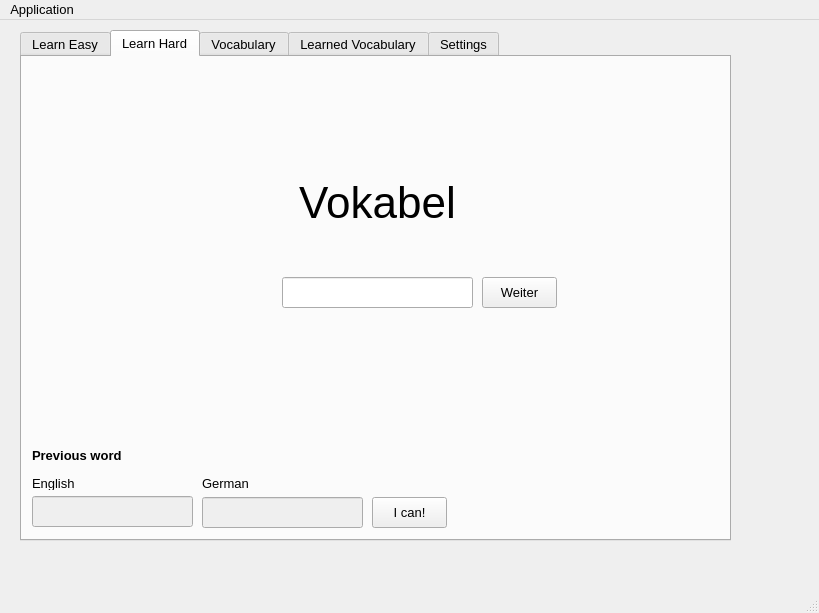
DevWizard100/Wizard-Vokabeltrainer, file main.ui: the form before one commit.
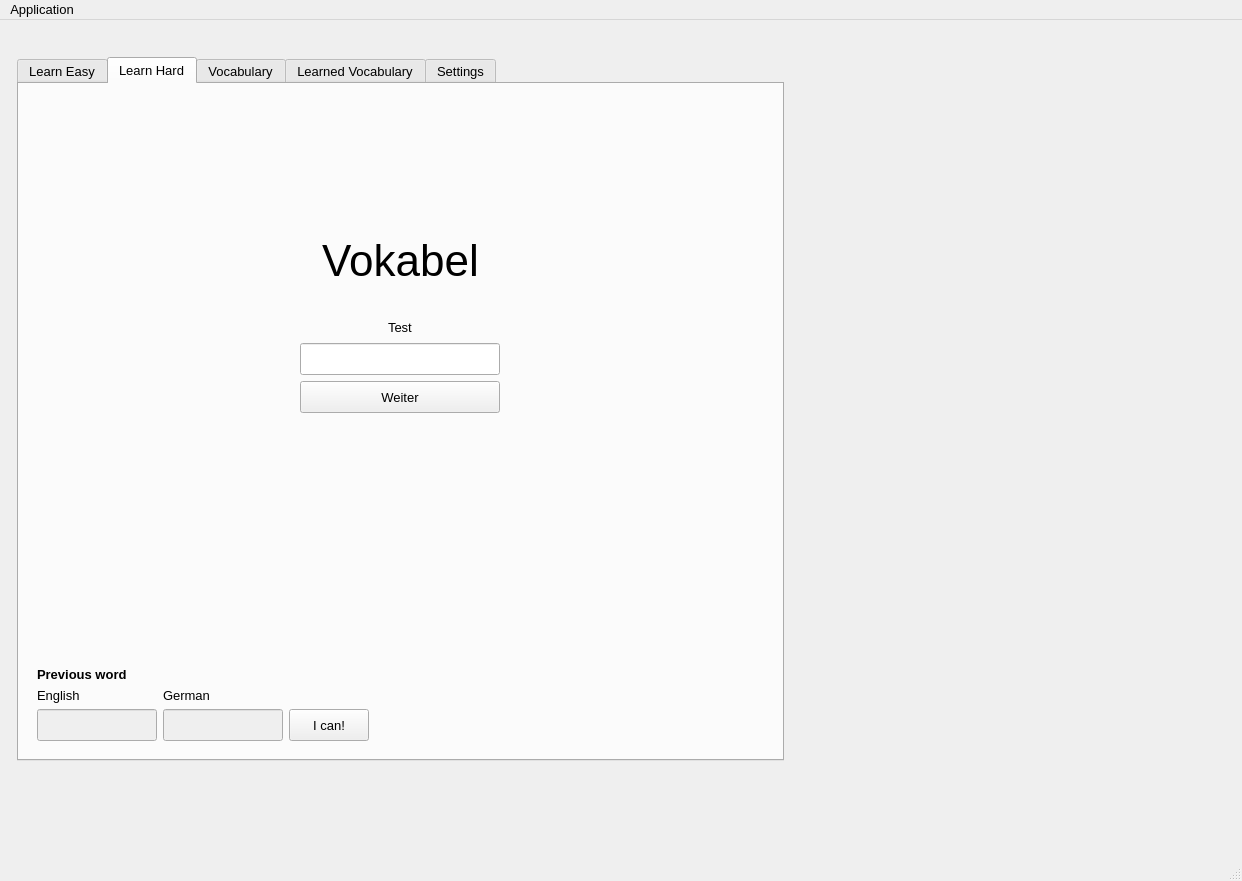
The form after the commit. The open tabs and pages were chosen to show the change.

Commit message: Added Linux support and responsive UI

```diff
--- a/main.ui
+++ b/main.ui
@@ -6,8 +6,8 @@
    <rect>
     <x>0</x>
     <y>0</y>
-    <width>819</width>
-    <height>613</height>
+    <width>1242</width>
+    <height>881</height>
    </rect>
   </property>
   <property name="font">
@@ -19,15 +19,33 @@
    <string>MainWindow</string>
   </property>
   <widget class="QWidget" name="centralwidget">
+   <property name="layoutDirection">
+    <enum>Qt::LayoutDirection::LeftToRight</enum>
+   </property>
+   <widget class="QWidget" name="horizontalLayoutWidget">
+    <property name="geometry">
+     <rect>
+      <x>0</x>
+      <y>20</y>
+      <width>801</width>
+      <height>721</height>
+     </rect>
+    </property>
+    <layout class="QHBoxLayout" name="horizontalLayout">
+     <property name="leftMargin">
+      <number>17</number>
+     </property>
+     <property name="topMargin">
+      <number>17</number>
+     </property>
+     <property name="rightMargin">
+      <number>17</number>
+     </property>
+     <property name="bottomMargin">
+      <number>0</number>
+     </property>
+     <item>
    <widget class="QTabWidget" name="tabWidget">
-    <property name="geometry">
-     <rect>
-      <x>20</x>
-      <y>10</y>
-      <width>711</width>
-      <height>511</height>
-     </rect>
-    </property>
     <property name="font">
      <font>
       <pointsize>10</pointsize>
@@ -122,14 +140,54 @@
      <attribute name="title">
       <string>Learn Hard</string>
      </attribute>
+        <layout class="QGridLayout" name="gridLayout_2">
+         <item row="0" column="0">
+          <widget class="QWidget" name="widget_4" native="true">
+           <layout class="QGridLayout" name="gridLayout_4">
+            <item row="1" column="0">
+             <layout class="QVBoxLayout" name="verticalLayout_4">
+              <item alignment="Qt::AlignmentFlag::AlignHCenter">
+               <widget class="QLabel" name="statusLabel">
+                <property name="maximumSize">
+                 <size>
+                  <width>16777215</width>
+                  <height>20</height>
+                 </size>
+                </property>
+                <property name="text">
+                 <string>Test</string>
+                </property>
+               </widget>
+              </item>
+              <item alignment="Qt::AlignmentFlag::AlignHCenter">
+               <widget class="QLineEdit" name="answerLineEdit">
+                <property name="minimumSize">
+                 <size>
+                  <width>200</width>
+                  <height>32</height>
+                 </size>
+                </property>
+                <property name="maximumSize">
+                 <size>
+                  <width>200</width>
+                  <height>32</height>
+                 </size>
+                </property>
+               </widget>
+              </item>
+              <item alignment="Qt::AlignmentFlag::AlignHCenter">
      <widget class="QPushButton" name="nextButton">
-      <property name="geometry">
-       <rect>
-        <x>460</x>
-        <y>220</y>
-        <width>75</width>
-        <height>31</height>
-       </rect>
+                <property name="minimumSize">
+                 <size>
+                  <width>200</width>
+                  <height>32</height>
+                 </size>
+                </property>
+                <property name="maximumSize">
+                 <size>
+                  <width>200</width>
+                  <height>32</height>
+                 </size>
       </property>
       <property name="font">
        <font>
@@ -143,81 +201,36 @@
        <string>Weiter</string>
       </property>
      </widget>
-     <widget class="QLineEdit" name="answerLineEdit">
-      <property name="geometry">
-       <rect>
-        <x>260</x>
-        <y>220</y>
-        <width>191</width>
-        <height>31</height>
-       </rect>
-      </property>
-     </widget>
-     <widget class="QLabel" name="vokabelLabel">
-      <property name="geometry">
-       <rect>
-        <x>10</x>
-        <y>110</y>
-        <width>691</width>
-        <height>71</height>
-       </rect>
-      </property>
-      <property name="font">
-       <font>
-        <pointsize>33</pointsize>
-        <weight>50</weight>
-        <bold>false</bold>
-       </font>
-      </property>
-      <property name="layoutDirection">
-       <enum>Qt::LeftToRight</enum>
-      </property>
-      <property name="text">
-       <string>Vokabel</string>
-      </property>
-      <property name="alignment">
-       <set>Qt::AlignCenter</set>
-      </property>
-     </widget>
-     <widget class="QLabel" name="statusLabel">
-      <property name="geometry">
-       <rect>
-        <x>260</x>
-        <y>200</y>
-        <width>281</width>
-        <height>16</height>
-       </rect>
-      </property>
-      <property name="text">
-       <string/>
-      </property>
-     </widget>
-     <widget class="QLineEdit" name="previewEnglishLineEdit">
-      <property name="enabled">
-       <bool>false</bool>
-      </property>
-      <property name="geometry">
-       <rect>
-        <x>10</x>
-        <y>439</y>
-        <width>161</width>
-        <height>31</height>
-       </rect>
-      </property>
-     </widget>
+              </item>
+              <item>
+               <widget class="QWidget" name="widget_8" native="true"/>
+              </item>
+             </layout>
+            </item>
+            <item row="3" column="0">
+             <layout class="QVBoxLayout" name="verticalLayout_3">
+              <item>
+               <widget class="QWidget" name="widget_7" native="true"/>
+              </item>
+              <item>
+               <layout class="QGridLayout" name="gridLayout_5">
+                <item row="0" column="0">
      <widget class="QLabel" name="label_3">
-      <property name="geometry">
-       <rect>
-        <x>10</x>
-        <y>390</y>
-        <width>161</width>
-        <height>16</height>
-       </rect>
+                  <property name="minimumSize">
+                   <size>
+                    <width>0</width>
+                    <height>15</height>
+                   </size>
+                  </property>
+                  <property name="maximumSize">
+                   <size>
+                    <width>16777215</width>
+                    <height>15</height>
+                   </size>
       </property>
       <property name="font">
        <font>
         <pointsize>10</pointsize>
-        <weight>75</weight>
         <bold>true</bold>
        </font>
       </property>
@@ -225,45 +238,23 @@
        <string>Previous word</string>
       </property>
      </widget>
-     <widget class="QLineEdit" name="previewDeutschLineEdit">
-      <property name="enabled">
-       <bool>false</bool>
-      </property>
-      <property name="geometry">
-       <rect>
-        <x>180</x>
-        <y>440</y>
-        <width>161</width>
-        <height>31</height>
-       </rect>
-      </property>
-     </widget>
-     <widget class="QLabel" name="label_4">
-      <property name="geometry">
-       <rect>
-        <x>10</x>
-        <y>420</y>
-        <width>47</width>
-        <height>13</height>
-       </rect>
-      </property>
-      <property name="font">
-       <font>
-        <pointsize>10</pointsize>
-       </font>
-      </property>
-      <property name="text">
-       <string>English</string>
-      </property>
-     </widget>
+                </item>
+                <item row="2" column="3">
+                 <widget class="QWidget" name="widget_5" native="true"/>
+                </item>
+                <item row="1" column="1">
      <widget class="QLabel" name="label_5">
-      <property name="geometry">
-       <rect>
-        <x>180</x>
-        <y>420</y>
-        <width>47</width>
-        <height>13</height>
-       </rect>
+                  <property name="minimumSize">
+                   <size>
+                    <width>0</width>
+                    <height>15</height>
+                   </size>
+                  </property>
+                  <property name="maximumSize">
+                   <size>
+                    <width>16777215</width>
+                    <height>15</height>
+                   </size>
       </property>
       <property name="font">
        <font>
@@ -274,14 +265,42 @@
        <string>German</string>
       </property>
      </widget>
+                </item>
+                <item row="2" column="0">
+                 <widget class="QLineEdit" name="previewEnglishLineEdit">
+                  <property name="enabled">
+                   <bool>false</bool>
+                  </property>
+                  <property name="minimumSize">
+                   <size>
+                    <width>0</width>
+                    <height>32</height>
+                   </size>
+                  </property>
+                  <property name="maximumSize">
+                   <size>
+                    <width>120</width>
+                    <height>32</height>
+                   </size>
+                  </property>
+                  <property name="readOnly">
+                   <bool>true</bool>
+                  </property>
+                 </widget>
+                </item>
+                <item row="2" column="2">
      <widget class="QPushButton" name="finishVokabelButton">
-      <property name="geometry">
-       <rect>
-        <x>350</x>
-        <y>440</y>
-        <width>75</width>
-        <height>31</height>
-       </rect>
+                  <property name="minimumSize">
+                   <size>
+                    <width>0</width>
+                    <height>32</height>
+                   </size>
+                  </property>
+                  <property name="maximumSize">
+                   <size>
+                    <width>80</width>
+                    <height>32</height>
+                   </size>
       </property>
       <property name="cursor">
        <cursorShape>PointingHandCursor</cursorShape>
@@ -290,6 +309,87 @@
        <string>I can!</string>
       </property>
      </widget>
+                </item>
+                <item row="2" column="1">
+                 <widget class="QLineEdit" name="previewDeutschLineEdit">
+                  <property name="enabled">
+                   <bool>false</bool>
+                  </property>
+                  <property name="minimumSize">
+                   <size>
+                    <width>0</width>
+                    <height>32</height>
+                   </size>
+                  </property>
+                  <property name="maximumSize">
+                   <size>
+                    <width>120</width>
+                    <height>32</height>
+                   </size>
+                  </property>
+                  <property name="readOnly">
+                   <bool>true</bool>
+                  </property>
+                 </widget>
+                </item>
+                <item row="1" column="0">
+                 <widget class="QLabel" name="label_4">
+                  <property name="minimumSize">
+                   <size>
+                    <width>0</width>
+                    <height>15</height>
+                   </size>
+                  </property>
+                  <property name="maximumSize">
+                   <size>
+                    <width>16777215</width>
+                    <height>15</height>
+                   </size>
+                  </property>
+                  <property name="font">
+                   <font>
+                    <pointsize>10</pointsize>
+                   </font>
+                  </property>
+                  <property name="text">
+                   <string>English</string>
+                  </property>
+                 </widget>
+                </item>
+               </layout>
+              </item>
+             </layout>
+            </item>
+            <item row="0" column="0">
+             <layout class="QVBoxLayout" name="verticalLayout_5">
+              <item>
+               <widget class="QWidget" name="widget_9" native="true"/>
+              </item>
+              <item>
+               <widget class="QLabel" name="vokabelLabel">
+                <property name="font">
+                 <font>
+                  <pointsize>33</pointsize>
+                  <bold>false</bold>
+                 </font>
+                </property>
+                <property name="layoutDirection">
+                 <enum>Qt::LayoutDirection::LeftToRight</enum>
+                </property>
+                <property name="text">
+                 <string>Vokabel</string>
+                </property>
+                <property name="alignment">
+                 <set>Qt::AlignmentFlag::AlignCenter</set>
+                </property>
+               </widget>
+              </item>
+             </layout>
+            </item>
+           </layout>
+          </widget>
+         </item>
+        </layout>
     </widget>
     <widget class="QWidget" name="tab_2">
      <attribute name="title">
@@ -486,13 +586,16 @@
      </widget>
     </widget>
    </widget>
+     </item>
+    </layout>
+   </widget>
   </widget>
   <widget class="QMenuBar" name="menubar">
    <property name="geometry">
     <rect>
      <x>0</x>
      <y>0</y>
-     <width>819</width>
+     <width>1242</width>
      <height>21</height>
     </rect>
    </property>
```
Left out of the diff: 399 changed lines with no effect on the pictures. Lines whose indentation alone changed are shown as unchanged. The commit also changes 4 other files.
